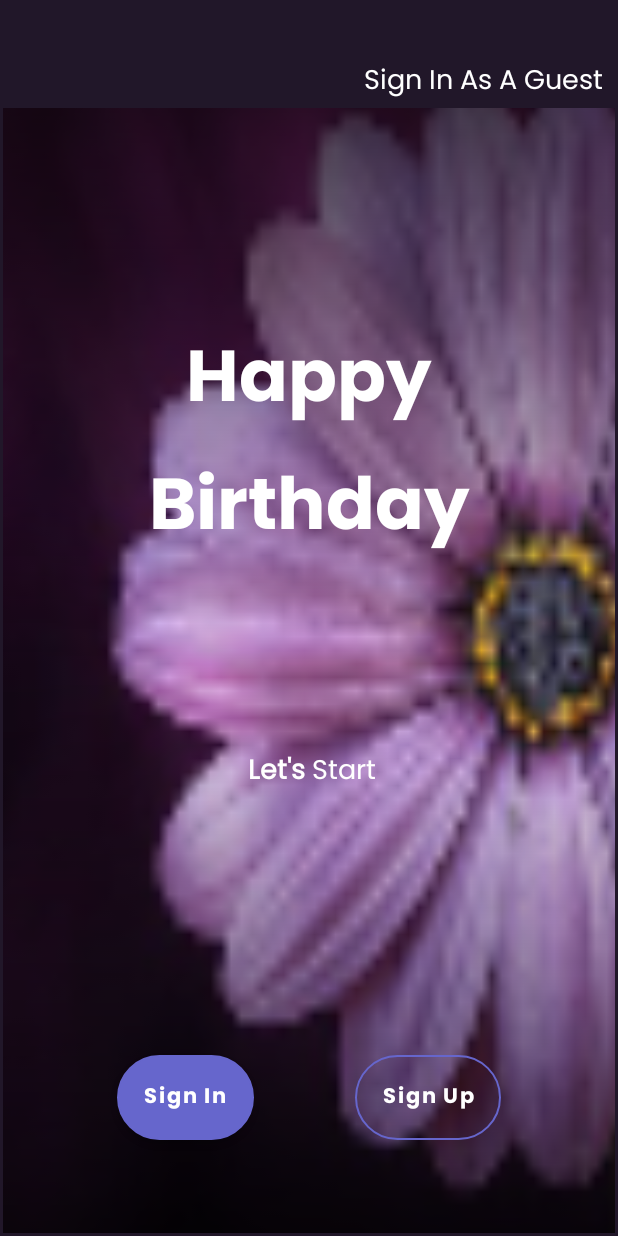
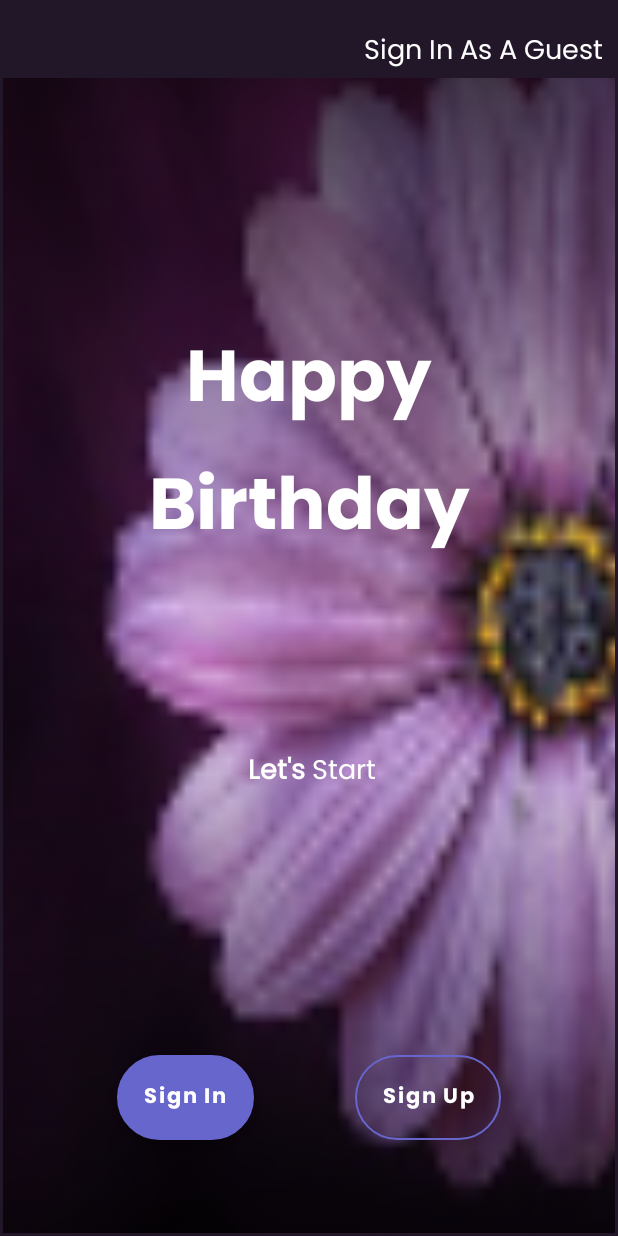
Before and after one commit to attahemma/WisherBirthdayWishApp, an Android app: the screen it shows after launch (BaseActivity), after a tap on "Done", on a phone screen of 412 x 824 dp. Run offline under Robolectric (Android 15) with nearby library versions, the light colour scheme and no system bars; 1 other tap on this screen came first.

Commit message:
margin top reduced on welcome fragment

```diff
--- a/app/src/main/res/layout/fragment_welcome_screen.xml
+++ b/app/src/main/res/layout/fragment_welcome_screen.xml
@@ -13,7 +13,7 @@
         style="@style/ButtonFontRegular"
         android:layout_width="0dp"
         android:layout_height="wrap_content"
-        android:layout_marginTop="40dp"
+        android:layout_marginTop="20dp"
         android:layout_marginEnd="10dp"
         android:clickable="true"
         android:text="@string/sign_in_as_a_guest"
```
